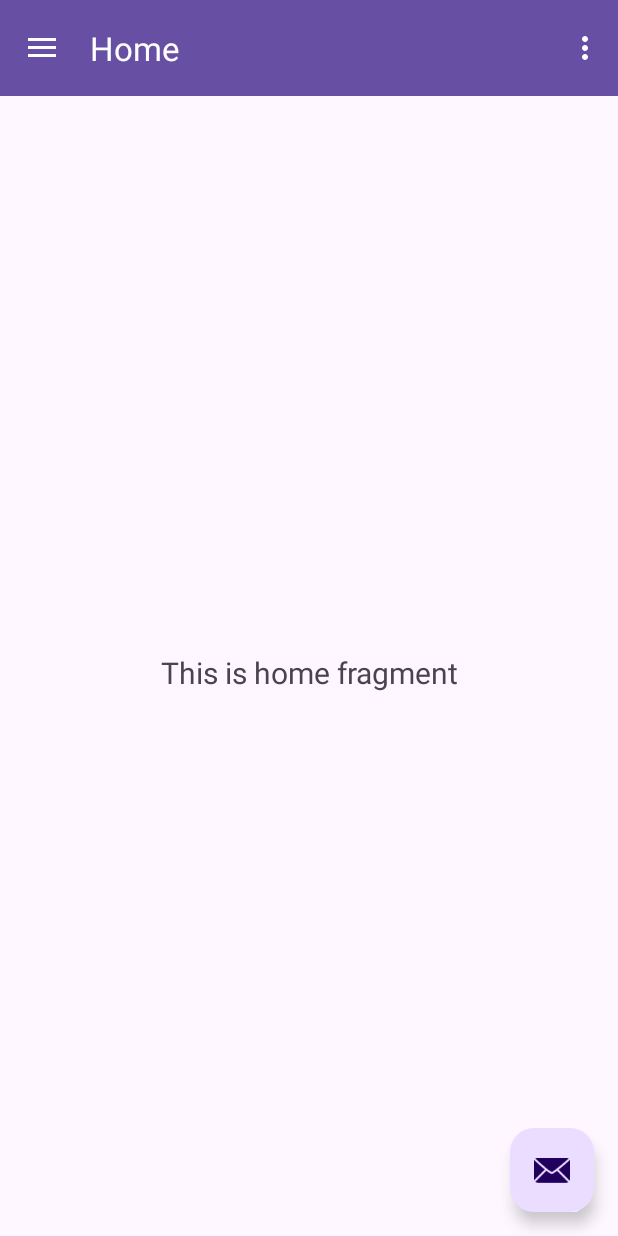
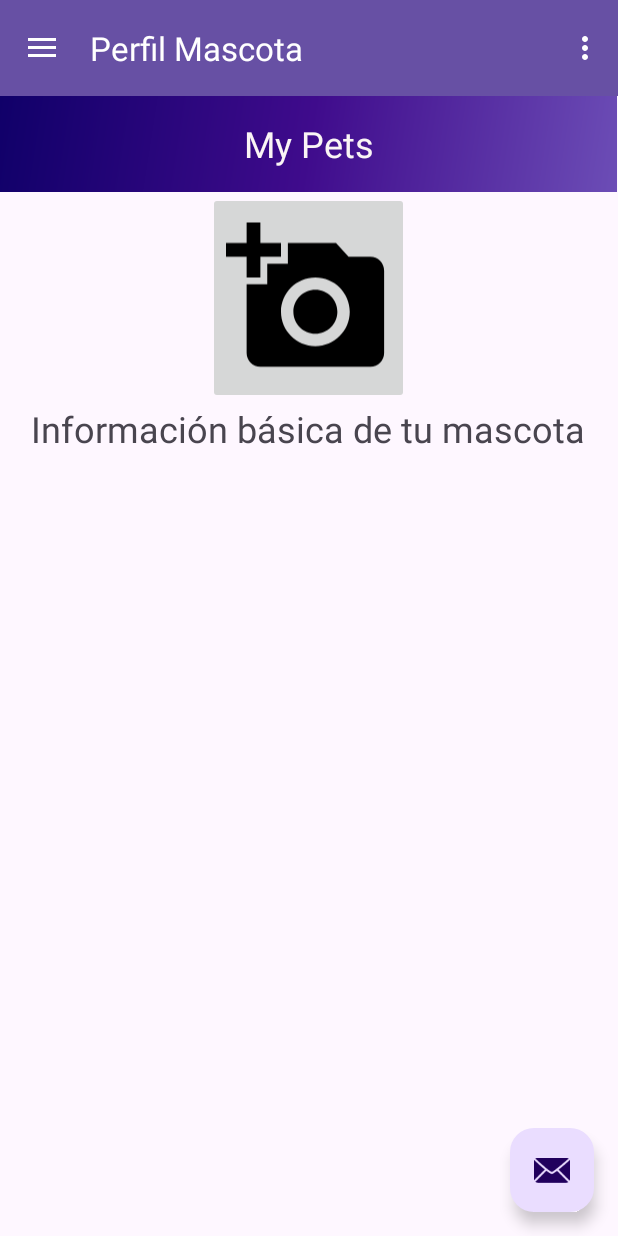
Before and after one commit to AngelOro/dap-ucn-android, an Android app: the MenuPrincipalActivity screen opened directly, with no data from a screen before it, on a phone screen of 412 x 824 dp. Run offline under Robolectric (Android 15) with nearby library versions, the phone set to English and light mode, and no system bars; our stand-ins replace navigation-ui.

Commit message:
Se modifina la navegación

```diff
--- a/app/src/main/java/co/com/ucn/appmenu/MenuPrincipalActivity.java
+++ b/app/src/main/java/co/com/ucn/appmenu/MenuPrincipalActivity.java
@@ -1,14 +1,19 @@
 package co.com.ucn.appmenu;
 
 import android.os.Bundle;
+import android.view.MenuItem;
 import android.view.View;
 import android.view.Menu;
 
 import com.google.android.material.snackbar.Snackbar;
 import com.google.android.material.navigation.NavigationView;
 
+import androidx.annotation.NonNull;
+import androidx.core.view.GravityCompat;
+import androidx.fragment.app.FragmentManager;
 import androidx.navigation.NavController;
 import androidx.navigation.Navigation;
+import androidx.navigation.fragment.NavHostFragment;
 import androidx.navigation.ui.AppBarConfiguration;
 import androidx.navigation.ui.NavigationUI;
 import androidx.drawerlayout.widget.DrawerLayout;
@@ -16,7 +21,7 @@ import androidx.appcompat.app.AppCompatActivity;
 
 import co.com.ucn.appmenu.databinding.ActivityMenuPrincipalBinding;
 
-public class MenuPrincipalActivity extends AppCompatActivity {
+public class MenuPrincipalActivity extends AppCompatActivity implements NavigationView.OnNavigationItemSelectedListener {
 
     private AppBarConfiguration mAppBarConfiguration;
     private ActivityMenuPrincipalBinding binding;
@@ -42,7 +47,7 @@ public class MenuPrincipalActivity extends AppCompatActivity {
         // Passing each menu ID as a set of Ids because each
         // menu should be considered as top level destinations.
         mAppBarConfiguration = new AppBarConfiguration.Builder(
-                R.id.nav_home, R.id.nav_gallery, R.id.nav_slideshow)
+                R.id.nav_perfil, R.id.nav_citas, R.id.nav_calendario)
                 .setOpenableLayout(drawer)
                 .build();
         NavController navController = Navigation.findNavController(this, R.id.nav_host_fragment_content_menu_principal);
@@ -63,4 +68,23 @@ public class MenuPrincipalActivity extends AppCompatActivity {
         return NavigationUI.navigateUp(navController, mAppBarConfiguration)
                 || super.onSupportNavigateUp();
     }
+
+    @Override
+    public boolean onNavigationItemSelected(@NonNull MenuItem item) {
+
+        int id = item.getItemId();
+        NavController navController = Navigation.findNavController(this, R.id.nav_host_fragment_content_menu_principal);
+
+        if (id == R.id.nav_perfil) {
+            navController.navigate(R.id.nav_perfil);
+        } else if (id == R.id.nav_citas) {
+            navController.navigate(R.id.nav_citas);
+        } else if (id == R.id.nav_calendario) {
+            navController.navigate(R.id.nav_calendario);
+        }
+
+        DrawerLayout drawer = findViewById(R.id.drawer_layout);
+        drawer.closeDrawer(GravityCompat.START);
+        return true;
+    }
 }
--- /dev/null
+++ b/app/src/main/res/drawable/menu_icon.xml
@@ -0,0 +1,5 @@
+<vector xmlns:android="http://schemas.android.com/apk/res/android" android:height="24dp" android:tint="#FFFFFF" android:viewportHeight="24" android:viewportWidth="24" android:width="24dp">
+
+    <path android:fillColor="@android:color/white" android:pathData="M4,8h4L8,4L4,4v4zM10,20h4v-4h-4v4zM4,20h4v-4L4,16v4zM4,14h4v-4L4,10v4zM10,14h4v-4h-4v4zM16,4v4h4L20,4h-4zM10,8h4L14,4h-4v4zM16,14h4v-4h-4v4zM16,20h4v-4h-4v4z"/>
+
+</vector>
--- a/app/src/main/res/drawable/side_nav_bar.xml
+++ b/app/src/main/res/drawable/side_nav_bar.xml
@@ -2,8 +2,8 @@
     android:shape="rectangle">
     <gradient
         android:angle="135"
-        android:centerColor="#009688"
-        android:endColor="#00695C"
-        android:startColor="#4DB6AC"
+        android:centerColor="#3F0B8C"
+        android:endColor="#100069"
+        android:startColor="#6C4DB6"
         android:type="linear" />
 </shape>
--- a/app/src/main/res/layout/activity_menu_principal.xml
+++ b/app/src/main/res/layout/activity_menu_principal.xml
@@ -22,4 +22,6 @@
         android:fitsSystemWindows="true"
         app:headerLayout="@layout/nav_header_menu_principal"
         app:menu="@menu/activity_main_drawer" />
+
+
 </androidx.drawerlayout.widget.DrawerLayout>
--- a/app/src/main/res/layout/fragment_calendario.xml
+++ b/app/src/main/res/layout/fragment_calendario.xml
@@ -23,7 +23,7 @@
                     android:id="@+id/toolbar2"
                     android:layout_width="match_parent"
                     android:layout_height="wrap_content"
-                    android:background="?attr/colorPrimary"
+                    android:background="@drawable/side_nav_bar"
                     android:minHeight="?attr/actionBarSize"
                     android:scrollbarStyle="insideInset"
                     android:theme="?attr/actionBarTheme" />
--- a/app/src/main/res/layout/fragment_citas.xml
+++ b/app/src/main/res/layout/fragment_citas.xml
@@ -24,7 +24,7 @@
                     android:id="@+id/toolbar2"
                     android:layout_width="match_parent"
                     android:layout_height="wrap_content"
-                    android:background="?attr/colorPrimary"
+                    android:background="@drawable/side_nav_bar"
                     android:minHeight="?attr/actionBarSize"
                     android:scrollbarStyle="insideInset"
                     android:theme="?attr/actionBarTheme" />
--- a/app/src/main/res/layout/fragment_perfil_mascota.xml
+++ b/app/src/main/res/layout/fragment_perfil_mascota.xml
@@ -24,7 +24,7 @@
                     android:id="@+id/toolbar2"
                     android:layout_width="match_parent"
                     android:layout_height="wrap_content"
-                    android:background="?attr/colorPrimary"
+                    android:background="@drawable/side_nav_bar"
                     android:minHeight="?attr/actionBarSize"
                     android:scrollbarStyle="insideInset"
                     android:theme="?attr/actionBarTheme" />
--- a/app/src/main/res/menu/activity_main_drawer.xml
+++ b/app/src/main/res/menu/activity_main_drawer.xml
@@ -5,16 +5,16 @@
 
     <group android:checkableBehavior="single">
         <item
-            android:id="@+id/nav_home"
-            android:icon="@drawable/ic_menu_camera"
-            android:title="@string/menu_home" />
+            android:id="@+id/nav_perfil"
+            android:icon="@drawable/perfil"
+            android:title="@string/menu_perfil" />
         <item
-            android:id="@+id/nav_gallery"
-            android:icon="@drawable/ic_menu_gallery"
-            android:title="@string/menu_gallery" />
+            android:id="@+id/nav_citas"
+            android:icon="@drawable/add_appointment"
+            android:title="@string/menu_vet" />
         <item
-            android:id="@+id/nav_slideshow"
-            android:icon="@drawable/ic_menu_slideshow"
-            android:title="@string/menu_slideshow" />
+            android:id="@+id/nav_calendario"
+            android:icon="@drawable/calendar"
+            android:title="@string/menu_calendar" />
     </group>
 </menu>
--- a/app/src/main/res/navigation/mobile_navigation.xml
+++ b/app/src/main/res/navigation/mobile_navigation.xml
@@ -3,23 +3,23 @@
     xmlns:app="http://schemas.android.com/apk/res-auto"
     xmlns:tools="http://schemas.android.com/tools"
     android:id="@+id/mobile_navigation"
-    app:startDestination="@+id/nav_home">
+    app:startDestination="@+id/nav_perfil">
 
     <fragment
-        android:id="@+id/nav_home"
-        android:name="co.com.ucn.appmenu.ui.home.HomeFragment"
-        android:label="@string/menu_home"
-        tools:layout="@layout/fragment_home" />
+        android:id="@+id/nav_perfil"
+        android:name="co.com.ucn.appmenu.PerfilMascotaFragment"
+        android:label="@string/menu_perfil"
+        tools:layout="@layout/fragment_perfil_mascota" />
 
     <fragment
-        android:id="@+id/nav_gallery"
-        android:name="co.com.ucn.appmenu.ui.gallery.GalleryFragment"
-        android:label="@string/menu_gallery"
-        tools:layout="@layout/fragment_gallery" />
+        android:id="@+id/nav_citas"
+        android:name="co.com.ucn.appmenu.CitasFragment"
+        android:label="@string/menu_vet"
+        tools:layout="@layout/fragment_citas" />
 
     <fragment
-        android:id="@+id/nav_slideshow"
-        android:name="co.com.ucn.appmenu.ui.slideshow.SlideshowFragment"
-        android:label="@string/menu_slideshow"
-        tools:layout="@layout/fragment_slideshow" />
+        android:id="@+id/nav_calendario"
+        android:name="co.com.ucn.appmenu.CalendarioFragment"
+        android:label="@string/menu_calendar"
+        tools:layout="@layout/fragment_calendario" />
 </navigation>
--- a/app/src/main/res/values/strings.xml
+++ b/app/src/main/res/values/strings.xml
@@ -3,8 +3,8 @@
     <string name="title_activity_menu_principal">MenuPrincipalActivity</string>
     <string name="navigation_drawer_open">Open navigation drawer</string>
     <string name="navigation_drawer_close">Close navigation drawer</string>
-    <string name="nav_header_title">Android Studio</string>
-    <string name="nav_header_subtitle">android.studio@android.com</string>
+    <string name="nav_header_title">Nombre Usuario</string>
+    <string name="nav_header_subtitle">user@gmail.com</string>
     <string name="nav_header_desc">Navigation header</string>
     <string name="action_settings">Settings</string>
 
@@ -14,7 +14,7 @@
     <!-- TODO: Remove or change this placeholder text -->
     <string name="hello_blank_fragment">Hello blank fragment</string>
     <string name="text_main">Bienvenido a My Pets, aquí podras llevar control de todo lo que necesite tu mascota</string>
-    <string name="menu_perfil">Perfil</string>
+    <string name="menu_perfil">Perfil Mascota</string>
     <string name="menu_vet">Citas Veterinaria</string>
     <string name="menu_calendar">Calendario</string>
     <string name="agendar_cita">Agendar cita con veterinaria</string>
```
Also changed, not shown: app/src/main/java/co/com/ucn/appmenu/CalendarioFragment.java (+1 -45 lines), app/src/main/java/co/com/ucn/appmenu/CitasFragment.java (+0 -45 lines), app/src/main/java/co/com/ucn/appmenu/MainActivity.java (+11 -0 lines), app/src/main/java/co/com/ucn/appmenu/PerfilMascotaFragment.java (+0 -44 lines), app/src/main/res/layout/activity_main.xml (+10 -11 lines).
